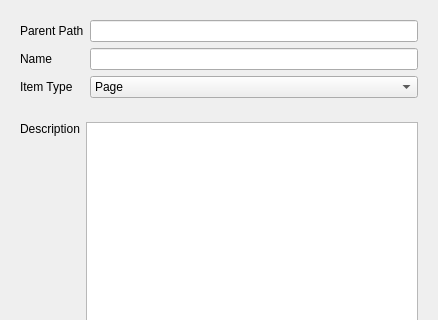
This is aphla/gui/Qt4Designer_files/ui_launcher_item_properties.ui in NSLS-II/aphla as Qt 5 draws it before an edit; both pictures show x 0 to 438 and y 0 to 320 of the 438 by 551 pixel window. The edited form follows.
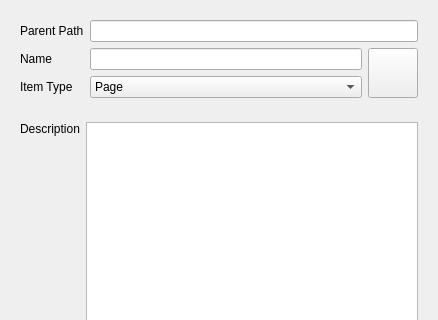
This is the edited form. The open tabs and pages were chosen to show the change.

Commit message: icon picker added

What changed in the file:
```diff
--- a/aphla/gui/Qt4Designer_files/ui_launcher_item_properties.ui
+++ b/aphla/gui/Qt4Designer_files/ui_launcher_item_properties.ui
@@ -27,7 +27,14 @@
      </property>
      <widget class="QWidget" name="page">
       <layout class="QGridLayout" name="gridLayout_4">
-       <item row="0" column="1">
+       <item row="0" column="0">
+        <widget class="QLabel" name="label_7">
+         <property name="text">
+          <string>Parent Path</string>
+         </property>
+        </widget>
+       </item>
+       <item row="0" column="1" colspan="2">
         <widget class="QLineEdit" name="lineEdit_parentPath">
          <property name="enabled">
           <bool>true</bool>
@@ -37,16 +44,6 @@
          </property>
         </widget>
        </item>
-       <item row="2" column="0">
-        <widget class="QLabel" name="label_6">
-         <property name="text">
-          <string>Item Type</string>
-         </property>
-        </widget>
-       </item>
-       <item row="1" column="1">
-        <widget class="QLineEdit" name="lineEdit_dispName"/>
-       </item>
        <item row="1" column="0">
         <widget class="QLabel" name="label">
          <property name="text">
@@ -54,6 +51,64 @@
          </property>
         </widget>
        </item>
+       <item row="1" column="1">
+        <widget class="QLineEdit" name="lineEdit_dispName"/>
+       </item>
+       <item row="1" column="2" rowspan="2">
+        <layout class="QVBoxLayout" name="verticalLayout_9">
+         <item>
+          <spacer name="verticalSpacer_9">
+           <property name="minimumSize">
+            <size>
+             <width>50</width>
+             <height>0</height>
+            </size>
+           </property>
+           <property name="orientation">
+            <enum>Qt::Vertical</enum>
+           </property>
+           <property name="sizeHint" stdset="0">
+            <size>
+             <width>47</width>
+             <height>13</height>
+            </size>
+           </property>
+          </spacer>
+         </item>
+         <item>
+          <widget class="QPushButton" name="pushButton_icon">
+           <property name="sizePolicy">
+            <sizepolicy hsizetype="Fixed" vsizetype="Fixed">
+             <horstretch>0</horstretch>
+             <verstretch>0</verstretch>
+            </sizepolicy>
+           </property>
+           <property name="minimumSize">
+            <size>
+             <width>50</width>
+             <height>50</height>
+            </size>
+           </property>
+           <property name="maximumSize">
+            <size>
+             <width>50</width>
+             <height>50</height>
+            </size>
+           </property>
+           <property name="text">
+            <string/>
+           </property>
+          </widget>
+         </item>
+        </layout>
+       </item>
+       <item row="2" column="0">
+        <widget class="QLabel" name="label_6">
+         <property name="text">
+          <string>Item Type</string>
+         </property>
+        </widget>
+       </item>
        <item row="2" column="1">
         <widget class="QComboBox" name="comboBox_itemType">
          <item>
@@ -83,13 +138,6 @@
          </item>
         </widget>
        </item>
-       <item row="0" column="0">
-        <widget class="QLabel" name="label_7">
-         <property name="text">
-          <string>Parent Path</string>
-         </property>
-        </widget>
-       </item>
       </layout>
      </widget>
      <widget class="QWidget" name="page_2"/>
@@ -98,7 +146,7 @@
    <item row="1" column="0">
     <widget class="QStackedWidget" name="stackedWidget">
      <property name="currentIndex">
-      <number>4</number>
+      <number>0</number>
      </property>
      <widget class="QWidget" name="page_page">
       <layout class="QGridLayout" name="gridLayout_3">
```
The commit also changes 5 other files.
